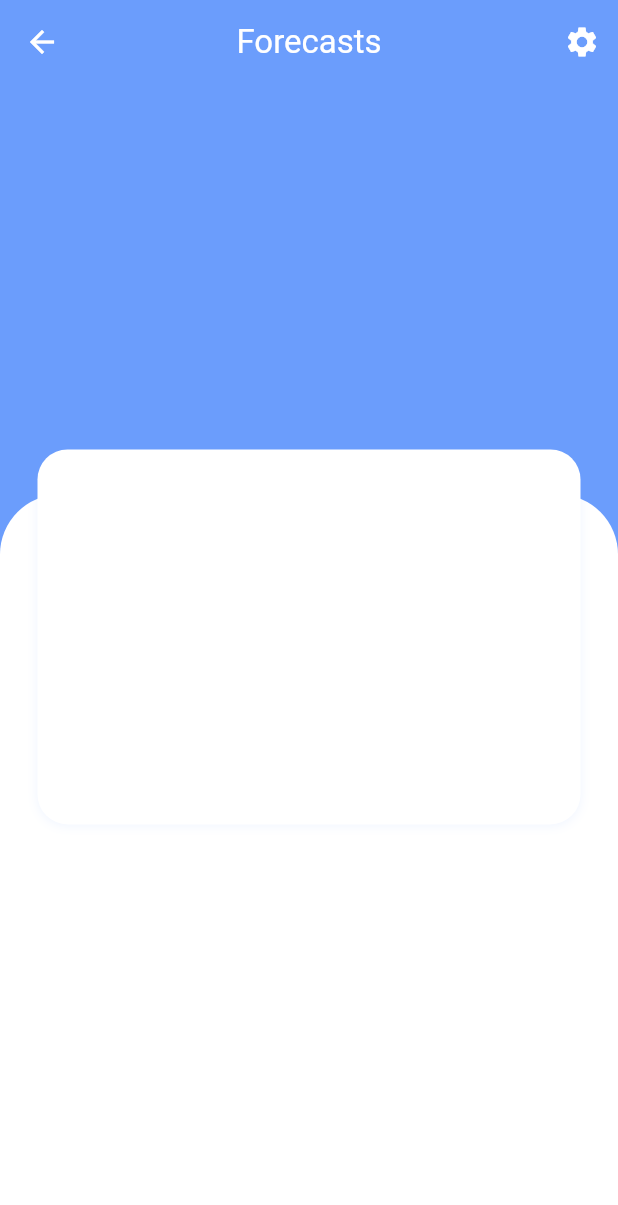
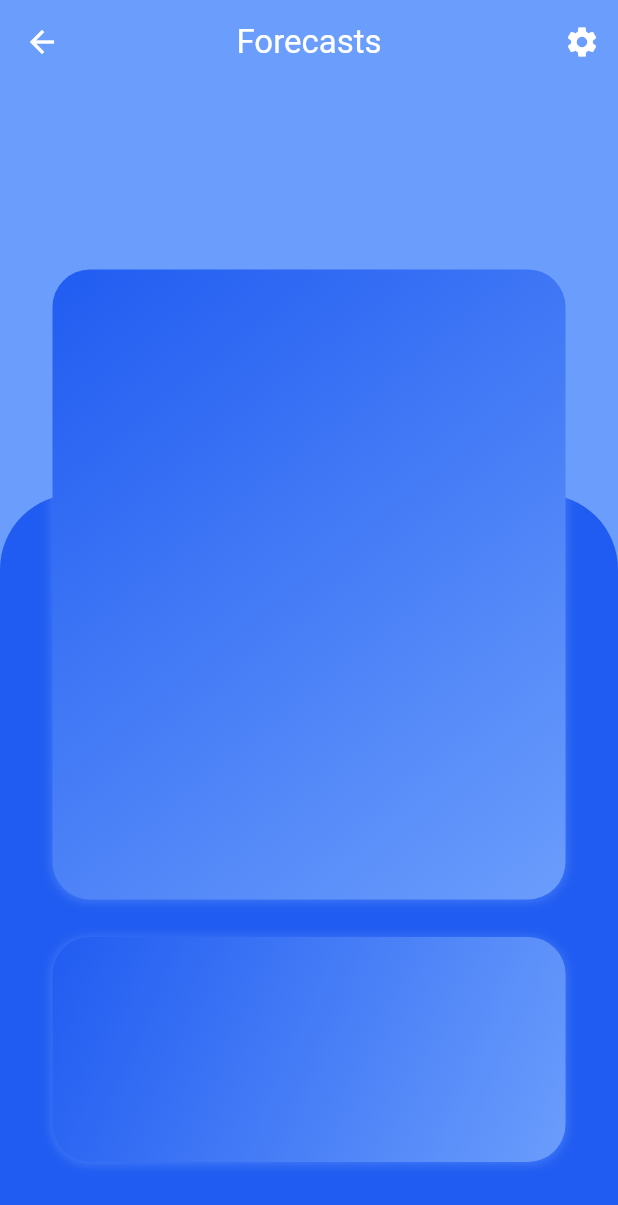
Before and after one commit to MohamedAliBouajila/flutter_weather_app, a Flutter app: the screen it shows after launch, after a tap on "Forecasts", on a phone screen of 412 x 824 dp. Shown: the top 1205 px of the screen. Run offline on Flutter 3.47's test engine with Material 3 defaults, Android fonts, the phone set to English and light mode, and no system bars; our stand-ins replace flutter_dotenv, modal_bottom_sheet; network calls fail.

Commit message:
Refactor detailsScreen.dart layout

```diff
--- a/lib/screens/detailsScreen.dart
+++ b/lib/screens/detailsScreen.dart
@@ -57,35 +57,60 @@ class _DetailsPageState extends State<DetailsPage> {
           child: Container(
             height: size.height * .60,
             width: size.width,
-            decoration: const BoxDecoration(
-              color: Colors.white,
-              borderRadius: BorderRadius.only(
-                topLeft: Radius.circular(40),
-                topRight: Radius.circular(40)
+            decoration: BoxDecoration(
+              color: _constants.tertiaryColor,
+              borderRadius: const BorderRadius.only(
+                topLeft: Radius.circular(50),
+                topRight: Radius.circular(50)
               )
             ),
             child: Stack(clipBehavior: Clip.none,
               children: [
                 Positioned(
-                  top: -30,
-                  left: 25,
-                  right: 25,
-                  child: Container(
-                    height: 250,
+                  top: -150,
+                  left: 35,
+                  right: 35,
+                  child: Column(
+                    crossAxisAlignment: CrossAxisAlignment.stretch,
+                    children: [
+                      Container(
+                        height: 420,
                         width: size.width * .5,
                         decoration: BoxDecoration(
-                      color: Colors.white,
-                       borderRadius:BorderRadius.all(
-                          Radius.circular(20)
+                          gradient: _constants.linearGradientBlue,
+                           borderRadius:const BorderRadius.all(
+                              Radius.circular(25)
                            ),
                           boxShadow: [
                             BoxShadow(
                               offset: const Offset(0, 1),
                               blurRadius: 5,
-                          color: _constants.primaryColor.withOpacity(.1),
+                              color: _constants.primaryColor.withOpacity(.5),
                             ),
                           ]
                         ),
+                      ),
+                      SizedBox(
+                        height: 25,
+                      ),
+                      Container(
+                        height: 150,
+                        width: size.width * .5,
+                        decoration: BoxDecoration(
+                          gradient: _constants.linearGradientBlue,
+                           borderRadius:const BorderRadius.all(
+                              Radius.circular(25)
+                           ),
+                          boxShadow: [
+                            BoxShadow(
+                              offset: const Offset(0, 1),
+                              blurRadius: 5,
+                              color: _constants.primaryColor.withOpacity(.5),
+                            ),
+                          ]
+                        ),
+                      ),
+                    ],
                   ),
                 ),
 
```
Lines whose indentation alone changed are shown as unchanged.
